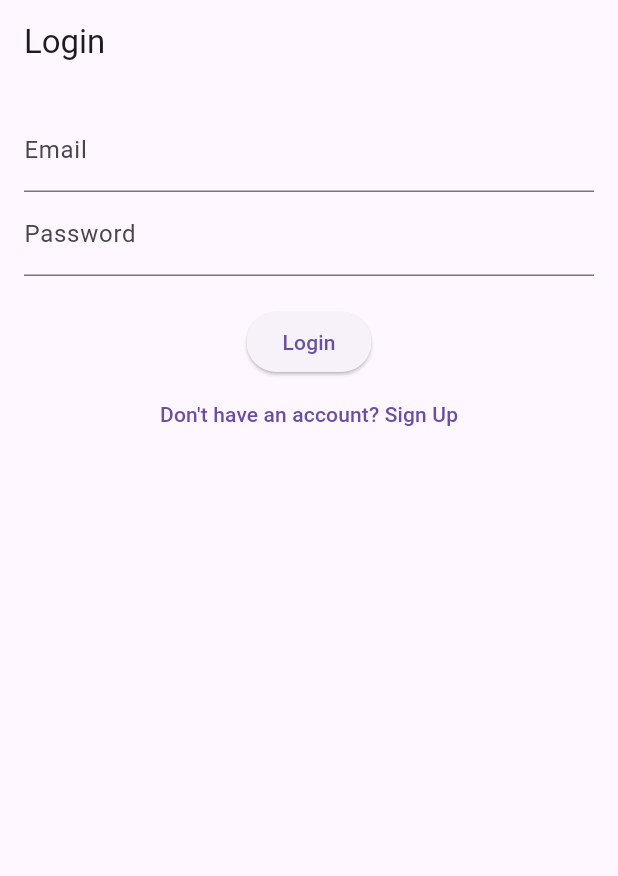
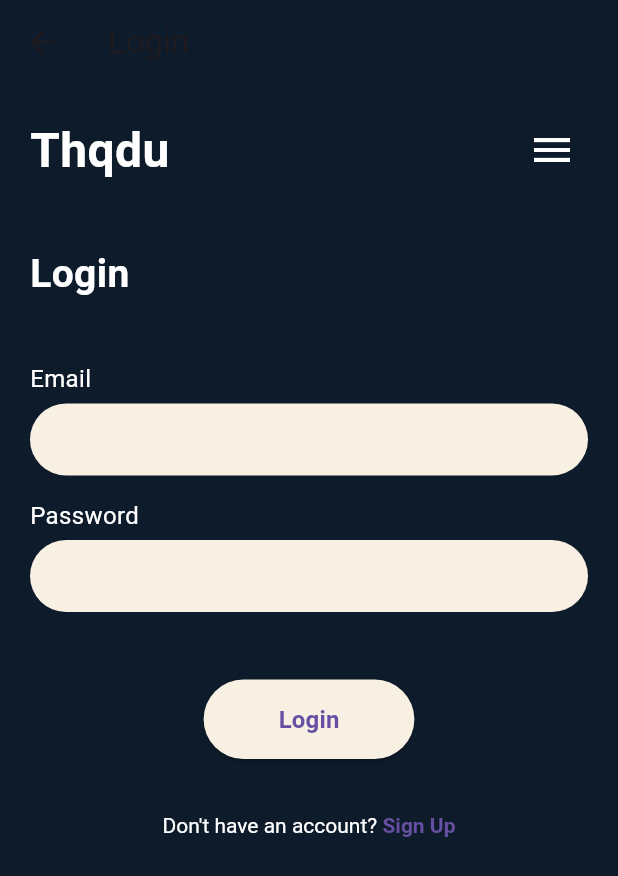
Before and after one commit to shihas-36/Project, a Flutter app: the screen it shows after launch, on a phone screen of 412 x 824 dp. Shown: the top 876 px of the screen. Run offline on Flutter 3.47's test engine with Material 3 defaults, Android fonts, the phone set to English and light mode, and no system bars; our stand-ins replace flutter_secure_storage.

Commit message:
Refactor login page UI and add dispose method for controllers

```diff
--- a/gpa_frontend/lib/auth/login_page.dart
+++ b/gpa_frontend/lib/auth/login_page.dart
@@ -15,6 +15,13 @@ class _LoginPageState extends State<LoginPage> {
   final TextEditingController _passwordController = TextEditingController();
   final storage = FlutterSecureStorage();
   bool _isLoading = false;
+
+  @override
+  void dispose() {
+    _emailController.dispose();
+    _passwordController.dispose();
+    super.dispose();
+  }
 
   Future<void> _login() async {
     setState(() {
@@ -80,37 +87,177 @@ class _LoginPageState extends State<LoginPage> {
   @override
   Widget build(BuildContext context) {
     return Scaffold(
-      appBar: AppBar(title: Text('Login')),
-      body: Padding(
-        padding: EdgeInsets.all(16.0),
+      appBar: AppBar(
+        title: Text('Login'),
+        leading: IconButton(
+          icon: Icon(Icons.arrow_back),
+          onPressed: () {
+            Navigator.pushReplacementNamed(context, '/');
+          },
+        ),
+        backgroundColor: const Color(0xFF0D1B2A), // Set AppBar background color
+      ),
+      backgroundColor: const Color(0xFF0D1B2A), // Set background color
+      body: SafeArea(
+        child: SingleChildScrollView(
+          child: Padding(
+            padding: const EdgeInsets.symmetric(horizontal: 20.0),
             child: Column(
+              crossAxisAlignment: CrossAxisAlignment.start,
               children: [
-            TextField(
-              controller: _emailController,
-              decoration: InputDecoration(labelText: 'Email'),
+                // App Bar
+                Padding(
+                  padding: const EdgeInsets.only(top: 20.0),
+                  child: Row(
+                    mainAxisAlignment: MainAxisAlignment.spaceBetween,
+                    children: [
+                      const Text(
+                        'Thqdu',
+                        style: TextStyle(
+                          color: Colors.white,
+                          fontSize: 32,
+                          fontWeight: FontWeight.bold,
                         ),
-            TextField(
-              controller: _passwordController,
-              decoration: InputDecoration(labelText: 'Password'),
-              obscureText: true,
                       ),
-            SizedBox(height: 20),
-            ElevatedButton(
-              onPressed: _isLoading ? null : _login,
-              child: _isLoading ? CircularProgressIndicator() : Text('Login'),
+                      IconButton(
+                        icon: const Icon(
+                          Icons.menu,
+                          color: Colors.white,
+                          size: 32,
                         ),
-            TextButton(
-              onPressed: () {
-                Navigator.pushReplacement(
-                  context,
-                  MaterialPageRoute(builder: (context) => SignUpPage()),
-                );
-              },
-              child: Text('Don\'t have an account? Sign Up'),
+                        onPressed: () {},
                       ),
                     ],
                   ),
                 ),
+                const SizedBox(height: 40),
+
+                // Login Title
+                const Text(
+                  'Login',
+                  style: TextStyle(
+                    color: Colors.white,
+                    fontSize: 26,
+                    fontWeight: FontWeight.bold,
+                  ),
+                ),
+
+                const SizedBox(height: 40),
+
+                // Email Field
+                _buildTextField('Email', _emailController),
+
+                // Password Field
+                _buildTextField('Password', _passwordController,
+                    isPassword: true),
+
+                const SizedBox(height: 30),
+
+                // Login Button
+                Center(
+                  child: ElevatedButton(
+                    onPressed: _isLoading ? null : _login,
+                    style: ElevatedButton.styleFrom(
+                      backgroundColor: const Color(0xFFF8F0E3),
+                      padding: const EdgeInsets.symmetric(
+                          horizontal: 50, vertical: 15),
+                      shape: RoundedRectangleBorder(
+                        borderRadius: BorderRadius.circular(30),
+                      ),
+                    ),
+                    child: _isLoading
+                        ? CircularProgressIndicator()
+                        : const Text(
+                            'Login',
+                            style: TextStyle(
+                              color: Color(
+                                  0xFF6750A4), // Purple color for the login text
+                              fontSize: 16,
+                              fontWeight: FontWeight.bold,
+                            ),
+                          ),
+                  ),
+                ),
+
+                const SizedBox(height: 20),
+
+                // Don't have an account text
+                Center(
+                  child: TextButton(
+                    onPressed: () {
+                      Navigator.pushReplacementNamed(context, '/signup');
+                    },
+                    child: RichText(
+                      text: const TextSpan(
+                        text: "Don't have an account? ",
+                        style: TextStyle(
+                          color: Colors.white,
+                          fontSize: 14,
+                        ),
+                        children: [
+                          TextSpan(
+                            text: 'Sign Up',
+                            style: TextStyle(
+                              color: Color(
+                                  0xFF6750A4), // Purple color for Sign Up text
+                              fontWeight: FontWeight.bold,
+                            ),
+                          ),
+                        ],
+                      ),
+                    ),
+                  ),
+                ),
+
+                const SizedBox(height: 20),
+              ],
+            ),
+          ),
+        ),
+      ),
+    );
+  }
+
+  // Helper method to build text fields
+  Widget _buildTextField(
+    String placeholder,
+    TextEditingController controller, {
+    bool isPassword = false,
+  }) {
+    return Padding(
+      padding: const EdgeInsets.only(bottom: 15.0),
+      child: Column(
+        crossAxisAlignment: CrossAxisAlignment.start,
+        children: [
+          Text(
+            placeholder,
+            style: const TextStyle(
+              color: Colors.white,
+              fontSize: 16,
+            ),
+          ),
+          const SizedBox(height: 5),
+          TextField(
+            controller: controller,
+            obscureText: isPassword,
+            style: const TextStyle(color: Colors.black),
+            decoration: InputDecoration(
+              filled: true,
+              fillColor: Color(0xFFF8F0E3),
+              enabledBorder: OutlineInputBorder(
+                borderSide: BorderSide(color: Colors.transparent, width: 1.0),
+                borderRadius: BorderRadius.circular(30.0),
+              ),
+              focusedBorder: OutlineInputBorder(
+                borderSide: BorderSide(color: Colors.transparent, width: 2.0),
+                borderRadius: BorderRadius.circular(30.0),
+              ),
+              contentPadding:
+                  EdgeInsets.symmetric(vertical: 10, horizontal: 20),
+            ),
+          ),
+        ],
+      ),
     );
   }
 }
--- a/gpa_frontend/pubspec.yaml
+++ b/gpa_frontend/pubspec.yaml
@@ -61,9 +61,8 @@ flutter:
   uses-material-design: true
 
   # To add assets to your application, add an assets section, like this:
-  # assets:
-  #   - images/a_dot_burr.jpeg
-  #   - images/a_dot_ham.jpeg
+  assets:
+    - assets/hand_with_phone.png
 
   # An image asset can refer to one or more resolution-specific "variants", see
   # https://flutter.dev/to/resolution-aware-images
```
Also changed, not shown: 2 other files. Lines whose indentation alone changed are shown as unchanged.
